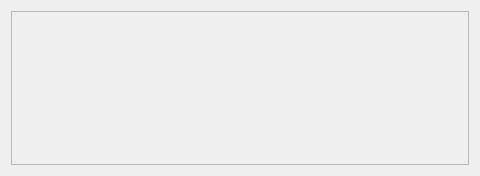
Before: the Qt Designer form src/airunner/gui/widgets/canvas/templates/batch_container.ui in Capsize-Games/airunner, drawn with Qt 5.
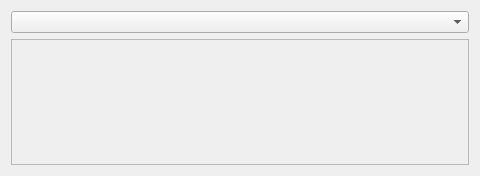
After: the same form once the commit is applied.

Commit message: show loose images in image tray

```diff
--- a/src/airunner/gui/widgets/canvas/templates/batch_container.ui
+++ b/src/airunner/gui/widgets/canvas/templates/batch_container.ui
@@ -14,7 +14,7 @@
    <string>Form</string>
   </property>
   <layout class="QGridLayout" name="gridLayout">
-   <item row="0" column="0">
+   <item row="1" column="0">
     <widget class="QScrollArea" name="scrollArea">
      <property name="widgetResizable">
       <bool>true</bool>
@@ -25,13 +25,16 @@
         <x>0</x>
         <y>0</y>
         <width>460</width>
-        <height>156</height>
+        <height>124</height>
        </rect>
       </property>
       <layout class="QGridLayout" name="gridLayout_2"/>
      </widget>
     </widget>
    </item>
+   <item row="0" column="0">
+    <widget class="QComboBox" name="image_folders"/>
+   </item>
   </layout>
  </widget>
  <resources/>
```
The commit also changes 3 other files.
